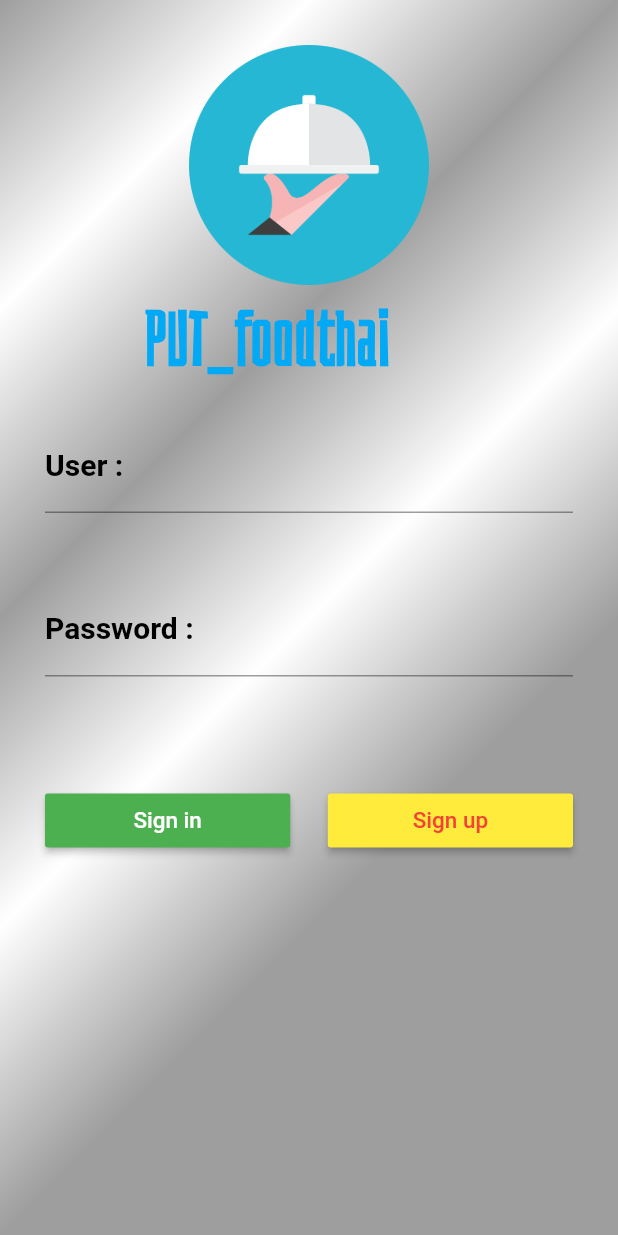
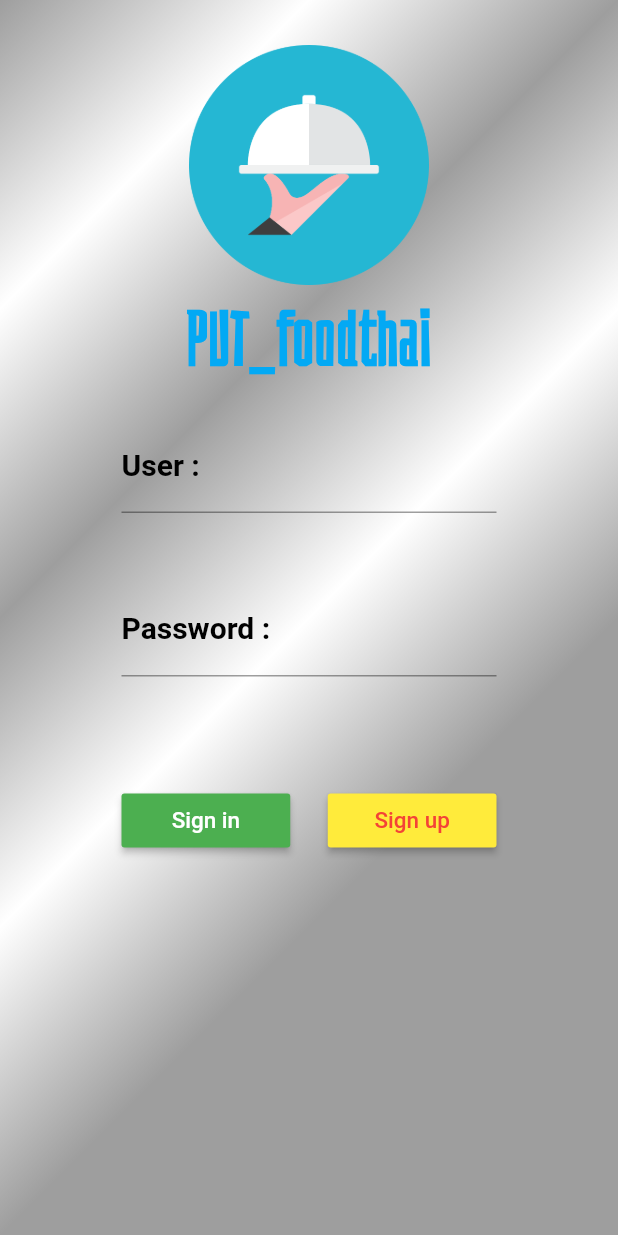
Before and after one commit to Shiratasa/put_foodthai, a Flutter app: the screen it shows after launch, on a phone screen of 412 x 824 dp. Run offline on Flutter 3.47's test engine with Material 2 defaults, Android fonts, the phone set to English and light mode, and no system bars.

Commit message:
Super update

```diff
--- a/lib/screens/authen.dart
+++ b/lib/screens/authen.dart
@@ -252,7 +252,7 @@ class _AuthenState extends State<Authen>
         child: Form
         (
           key: formKey,
-          child: ListView
+          child: Column
           (
             children: <Widget>
             [
```
